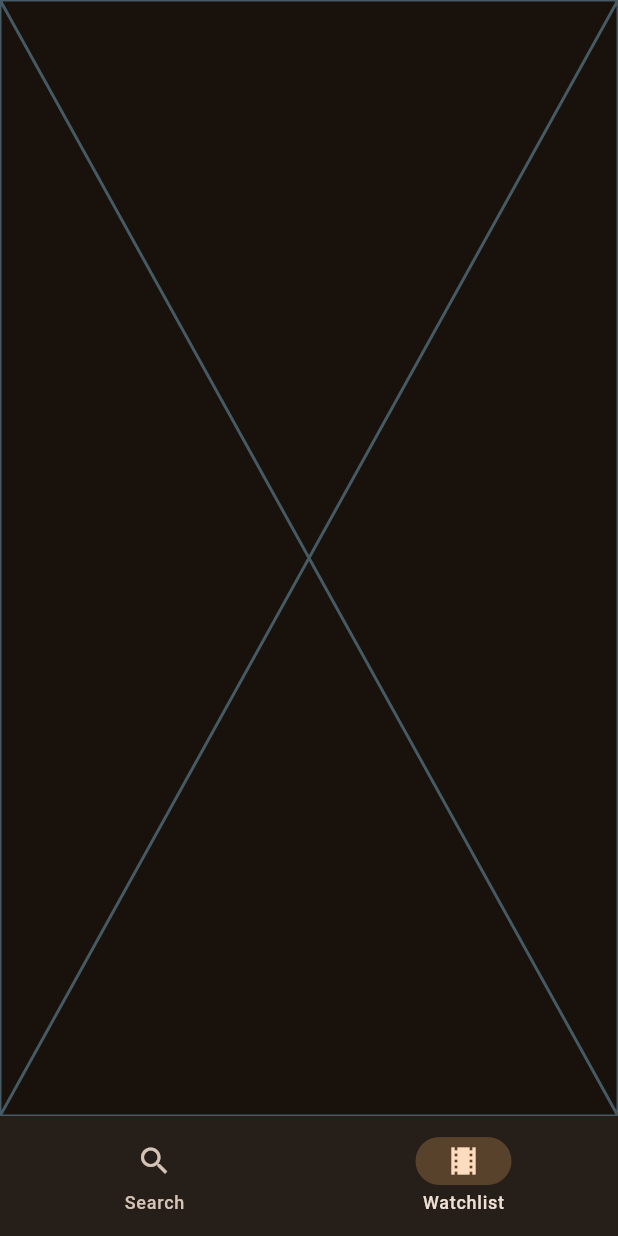
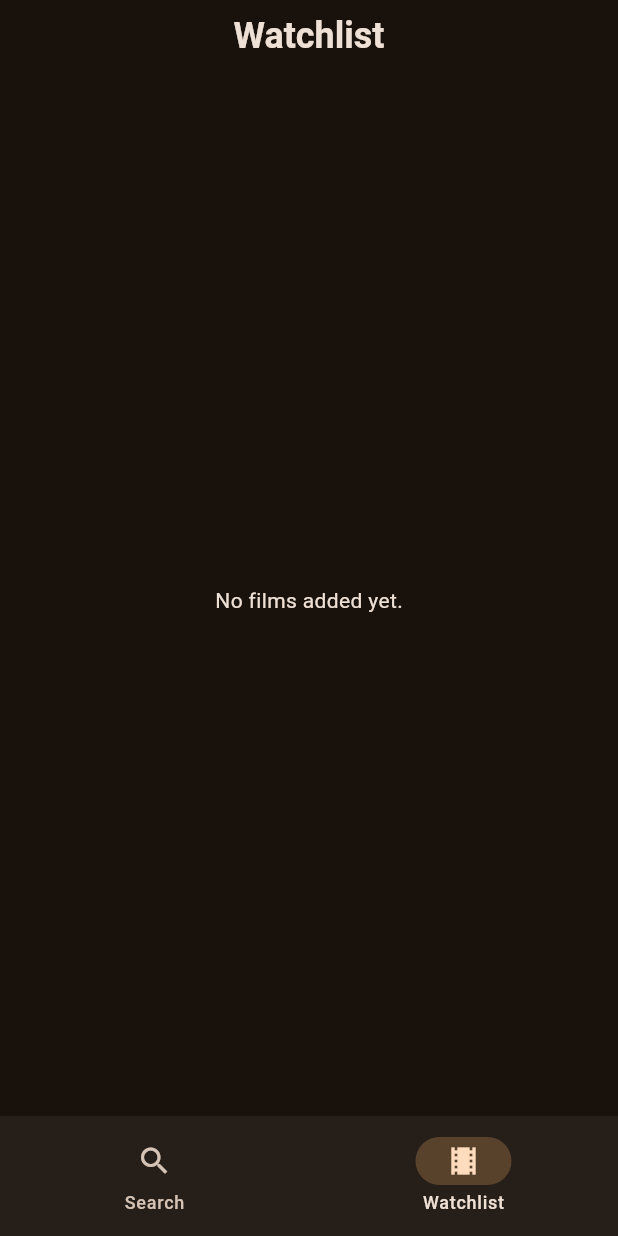
Before and after one commit to baalint02/flutter-movie-database, a Flutter app: the screen it shows after launch, item 2 of the bottom bar chosen, on a phone screen of 412 x 824 dp. Run offline on Flutter 3.47's test engine with Material 3 defaults, Android fonts, the phone set to English and light mode, and no system bars; our stand-ins replace dio, sqflite, transparent_image; accounts and stored records are empty.

Commit message:
Finished watchlist

```diff
--- /dev/null
+++ b/devtools_options.yaml
@@ -0,0 +1,3 @@
+description: This file stores settings for Dart & Flutter DevTools.
+documentation: https://docs.flutter.dev/tools/devtools/extensions#configure-extension-enablement-states
+extensions:
--- a/lib/local_db.dart
+++ b/lib/local_db.dart
@@ -3,11 +3,15 @@ import 'package:path/path.dart';
 import 'package:sqflite/sqflite.dart';
 
 class LocalDatabase {
-  late Future<Database> _db;
+  late final Future<Database> _db;
 
-  void open() async {
+  LocalDatabase() {
+    _db = _open();
+  }
+
+  Future<Database> _open() async {
     final path = join(await getDatabasesPath(), 'films.db');
-    _db = openDatabase(
+    return openDatabase(
       path,
       onCreate: (db, version) {
         return db.execute(
--- a/lib/main.dart
+++ b/lib/main.dart
@@ -1,6 +1,7 @@
 import 'package:film_database/film_repository.dart';
 import 'package:film_database/local_db.dart';
 import 'package:film_database/view/search_page.dart';
+import 'package:film_database/view/watchlist_page.dart';
 import 'package:flutter/material.dart';
 
 import 'package:provider/provider.dart';
@@ -11,13 +12,7 @@ void main() {
     MultiProvider(
       providers: [
         Provider(create: (_) => FilmRepository()),
-        Provider(
-          create: (_) {
-            final localDb = LocalDatabase();
-            localDb.open();
-            return localDb;
-          },
-        ),
+        Provider(create: (_) => LocalDatabase()),
       ],
       child: const FilmDatabaseApp(),
     ),
@@ -36,7 +31,7 @@ class _FilmDatabaseAppState extends State<FilmDatabaseApp> {
 
   @override
   Widget build(BuildContext context) {
-    final pages = [const SearchPage(), const Placeholder()];
+    final pages = [const SearchPage(), const WatchlistPage()];
 
     return MaterialApp(
       title: 'FilmDatabase',
--- a/lib/view/film_list.dart
+++ b/lib/view/film_list.dart
@@ -5,11 +5,13 @@ import 'package:transparent_image/transparent_image.dart';
 class FilmListWidget extends StatelessWidget {
   final List<Film> films;
   final Function(Film) onTapCallback;
+  final EdgeInsetsGeometry? padding;
 
   const FilmListWidget({
     super.key,
     required this.films,
     required this.onTapCallback,
+    this.padding,
   });
 
   @override
@@ -20,7 +22,7 @@ class FilmListWidget extends StatelessWidget {
         itemBuilder: (context, index) =>
             _FilmItemWidget(films[index], onTapCallback),
         separatorBuilder: (context, index) => Divider(height: 0),
-        padding: .only(top: 120),
+        padding: padding,
       );
     } else {
       return const SizedBox();
--- a/lib/view/search_page.dart
+++ b/lib/view/search_page.dart
@@ -96,8 +96,9 @@ class _SearchPageState extends State<SearchPage> {
           return FilmListWidget(
             films: filmList,
             onTapCallback: (film) {
-              openFilmDetailsPage(film.id, context);
+              _openFilmDetailsPage(film.id, context);
             },
+            padding: .only(top: 120),
           );
         } else if (snapshot.hasError) {
           return Center(child: Text("Error"));
@@ -114,7 +115,7 @@ class _SearchPageState extends State<SearchPage> {
     );
   }
 
-  void openFilmDetailsPage(int filmId, BuildContext context) {
+  void _openFilmDetailsPage(int filmId, BuildContext context) {
     Navigator.push(
       context,
       CupertinoPageRoute<void>(
--- /dev/null
+++ b/lib/view/watchlist_page.dart
@@ -0,0 +1,88 @@
+import 'package:film_database/data_model.dart';
+import 'package:film_database/local_db.dart';
+import 'package:film_database/view/film_details.dart';
+import 'package:film_database/view/film_list.dart';
+import 'package:flutter/cupertino.dart';
+import 'package:flutter/material.dart';
+import 'package:provider/provider.dart';
+
+class WatchlistPage extends StatefulWidget {
+  const WatchlistPage({super.key});
+
+  @override
+  State<WatchlistPage> createState() => _WatchlistPageState();
+}
+
+class _WatchlistPageState extends State<WatchlistPage> {
+  late LocalDatabase _localDb;
+  late Future<List<Film>> _watchlistFuture;
+
+  @override
+  void initState() {
+    super.initState();
+    _localDb = context.read<LocalDatabase>();
+    _watchlistFuture = _localDb.getWatchlist();
+  }
+
+  @override
+  Widget build(BuildContext context) {
+    return SafeArea(
+      child: SizedBox.expand(
+        child: Column(
+          crossAxisAlignment: .center,
+          spacing: 0.0,
+          children: [
+            Padding(
+              padding: const .only(top: 8),
+              child: Text(
+                "Watchlist",
+                style: Theme.of(
+                  context,
+                ).textTheme.headlineSmall?.copyWith(fontWeight: .w700),
+              ),
+            ),
+            SizedBox(height: 16),
+            Expanded(
+              child: FutureBuilder(
+                future: _watchlistFuture,
+                builder: (context, snapshot) {
+                  if (snapshot.hasData) {
+                    final films = snapshot.data!;
+
+                    if (films.isEmpty) {
+                      return Center(child: Text("No films added yet."));
+                    }
+
+                    return FilmListWidget(
+                      films: films,
+                      onTapCallback: (film) async {
+                        _openFilmDetailsPage(context, film.id);
+                      },
+                    );
+                  }
+                  if (snapshot.hasError) {
+                    debugPrint(snapshot.error.toString());
+                    return Center(child: Text("Error loading watchlist."));
+                  }
+                  return Center(child: CircularProgressIndicator());
+                },
+              ),
+            ),
+          ],
+        ),
+      ),
+    );
+  }
+
+  void _openFilmDetailsPage(BuildContext context, int filmId) async {
+    await Navigator.push(
+      context,
+      CupertinoPageRoute<void>(
+        builder: (context) => FilmDetailsPage(filmId: filmId),
+      ),
+    );
+    setState(() {
+      _watchlistFuture = _localDb.getWatchlist();
+    });
+  }
+}
```
Also changed, not shown: lib/view/film_details.dart (+86 -29 lines).
